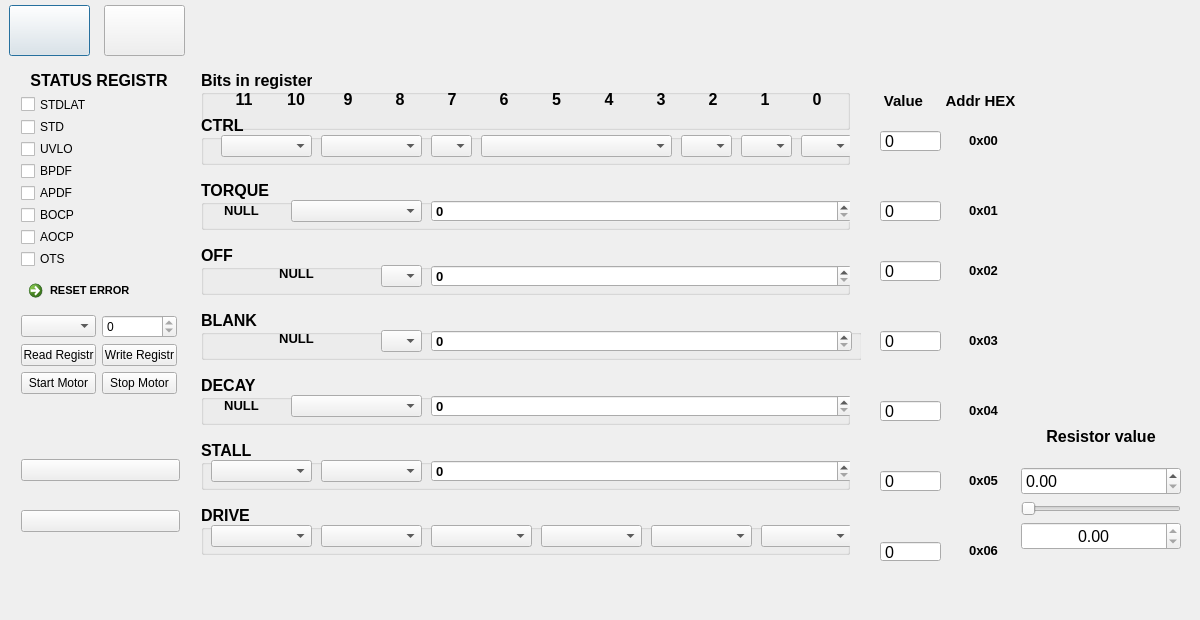
Old version of the form mainwindow.ui in the repository Krasnov-Max/drv8711.
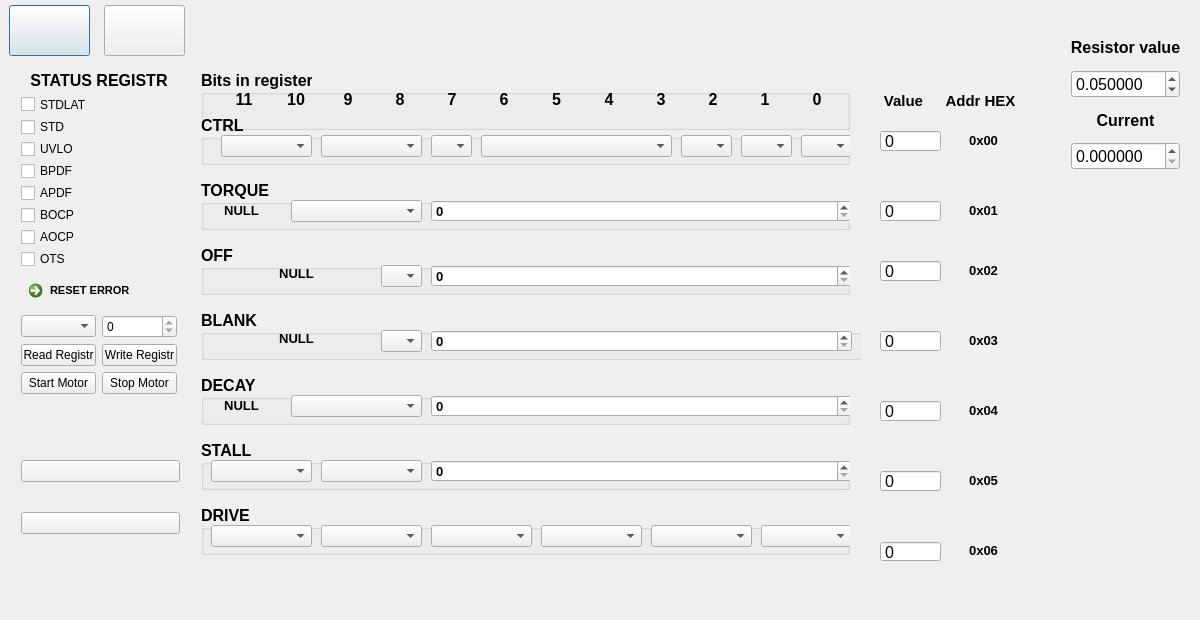
New version of the form. Icons and pictures are not drawn.

```diff
--- a/mainwindow.ui
+++ b/mainwindow.ui
@@ -1672,9 +1672,9 @@
    <widget class="QWidget" name="layoutWidget">
     <property name="geometry">
      <rect>
-      <x>1010</x>
-      <y>400</y>
-      <width>182</width>
+      <x>1060</x>
+      <y>20</y>
+      <width>131</width>
       <height>161</height>
      </rect>
     </property>
@@ -1703,12 +1703,34 @@
          <pointsize>12</pointsize>
         </font>
        </property>
+       <property name="decimals">
+        <number>6</number>
+       </property>
+       <property name="minimum">
+        <double>0.001000000000000</double>
+       </property>
+       <property name="singleStep">
+        <double>0.001000000000000</double>
+       </property>
+       <property name="value">
+        <double>0.050000000000000</double>
+       </property>
       </widget>
      </item>
      <item>
-      <widget class="QSlider" name="horizontalSlider">
-       <property name="orientation">
-        <enum>Qt::Horizontal</enum>
+      <widget class="QLabel" name="current">
+       <property name="font">
+        <font>
+         <pointsize>12</pointsize>
+         <weight>75</weight>
+         <bold>true</bold>
+        </font>
+       </property>
+       <property name="text">
+        <string>Current</string>
+       </property>
+       <property name="alignment">
+        <set>Qt::AlignCenter</set>
        </property>
       </widget>
      </item>
@@ -1720,10 +1742,19 @@
         </font>
        </property>
        <property name="alignment">
-        <set>Qt::AlignCenter</set>
+        <set>Qt::AlignLeading|Qt::AlignLeft|Qt::AlignVCenter</set>
        </property>
        <property name="readOnly">
-        <bool>true</bool>
+        <bool>false</bool>
+       </property>
+       <property name="decimals">
+        <number>6</number>
+       </property>
+       <property name="maximum">
+        <double>15.000000000000000</double>
+       </property>
+       <property name="singleStep">
+        <double>0.001000000000000</double>
        </property>
       </widget>
      </item>
@@ -1796,7 +1827,7 @@
       <x>10</x>
       <y>425</y>
       <width>181</width>
-      <height>141</height>
+      <height>144</height>
      </rect>
     </property>
     <layout class="QVBoxLayout" name="verticalLayout_3">
```
